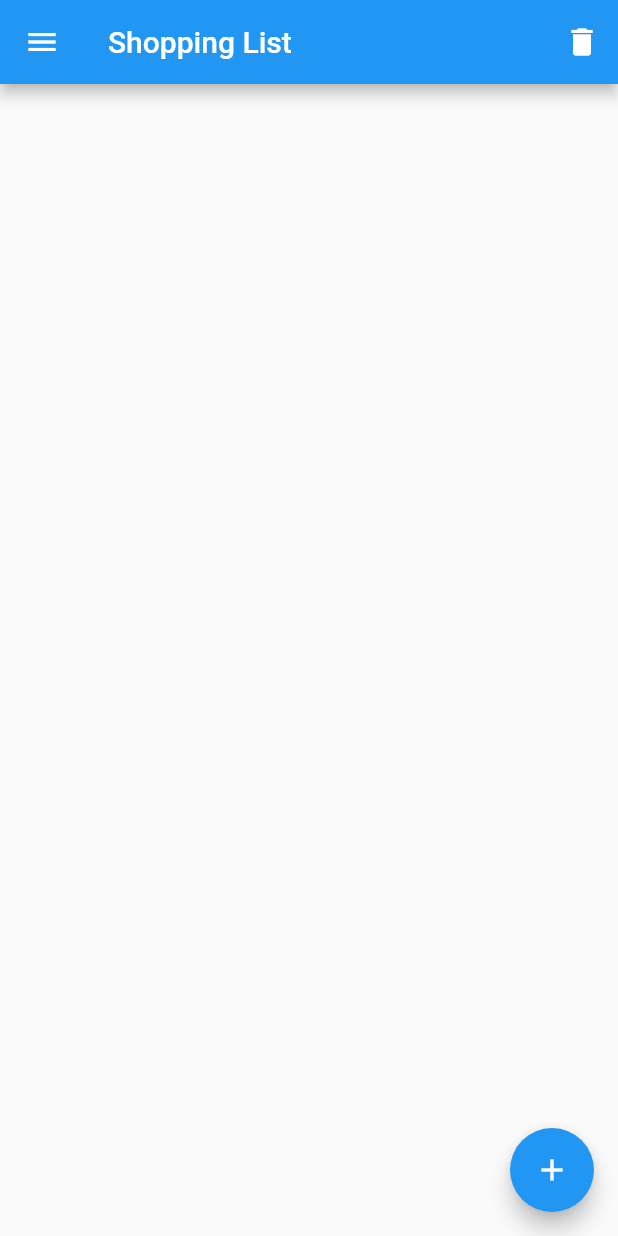
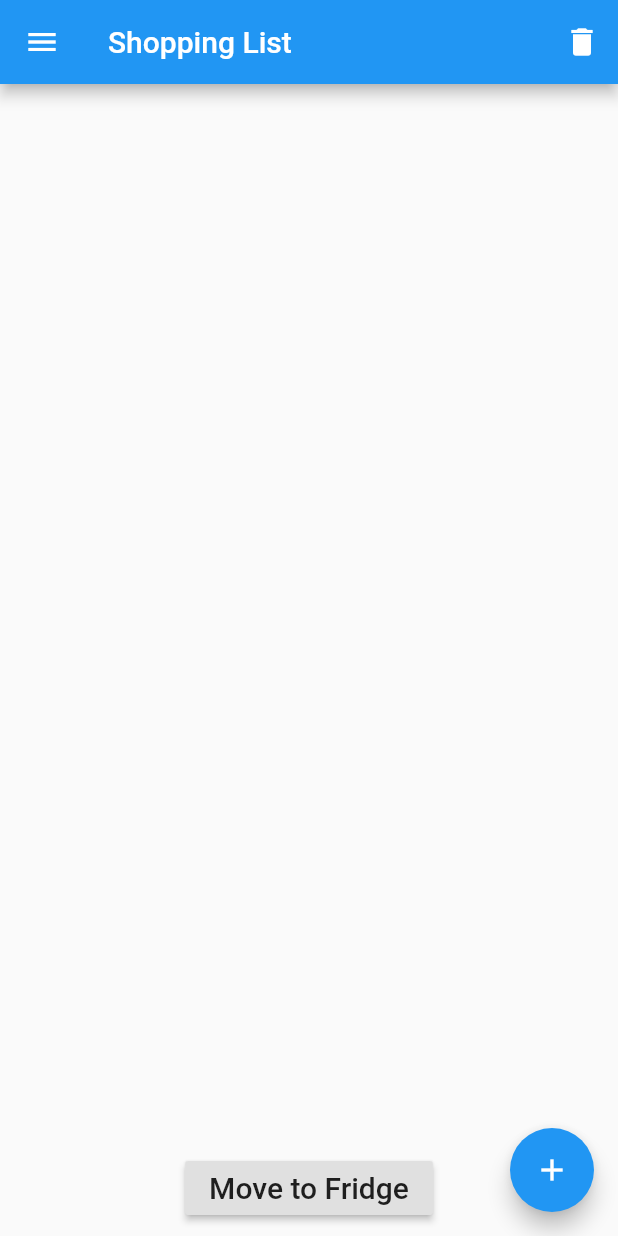
Before and after one commit to axqs/guts_sas_challenge, a Flutter app: the screen it shows after launch, on a phone screen of 412 x 824 dp. Run offline on Flutter 3.47's test engine with Material 2 defaults, Android fonts, the phone set to English and light mode, and no system bars.

Commit message:
Added a done button

```diff
--- a/lib/list_page.dart
+++ b/lib/list_page.dart
@@ -40,6 +40,14 @@ class _ListPageState extends State<ListPage> {
 			print(item.title);
 		}
 
+	}
+
+	void moveSelectedItemstoFridge(){
+		for(ListItem item in shoppingItems){
+			if (item.selected){
+				shoppingItems.remove(item);
+			}
+		}
 	}
 
 	@override
@@ -121,7 +129,20 @@ class _ListPageState extends State<ListPage> {
 				new Expanded(
 				child:ItemsList(
 				items:shoppingItems,
-			))])),
+			)),
+				const SizedBox(height: 30),
+				RaisedButton(
+					onPressed: () {
+						setState(() {
+							moveSelectedItemstoFridge();
+						});
+					},
+					child: const Text(
+							'Move to Fridge',
+							style: TextStyle(fontSize: 20)
+					),
+				),
+			])),
 			floatingActionButton: FloatingActionButton(
 				tooltip: 'Increment',
 				child: Icon(Icons.add),
```
